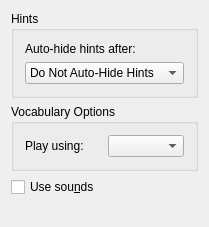
The window that src/mainsettingswidget.ui (KDE/kanagram) describes before a commit, drawn with Qt 5.
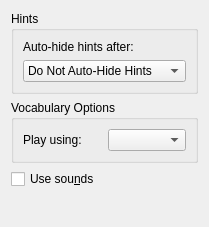
The same window after the commit.

Commit message:
SVN_SILENT Cleanup .ui files
This removes (as discussed on k-c-d)
* obsolete <pixmapfunction>
* deprecated <layoutdefault>
* empty <author>, <comment>, <exportmacro>

Patch:
```diff
--- a/src/mainsettingswidget.ui
+++ b/src/mainsettingswidget.ui
@@ -115,7 +115,6 @@
    </item>
   </layout>
  </widget>
- <layoutdefault spacing="6" margin="11" />
   <tabstops>
   <tabstop>kcfg_hintHideTime</tabstop>
   <tabstop>kcfg_useSounds</tabstop>
```
The commit also changes 3 other files.
